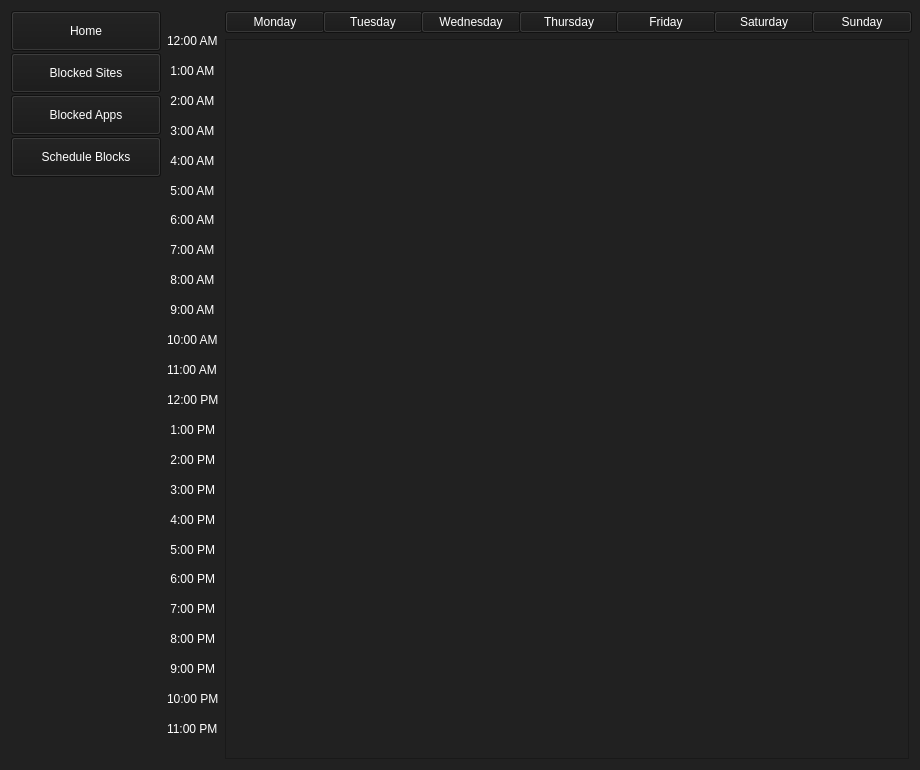
Before: the Qt Designer form ui/scheduleblocks.ui in HowePersonal/DistractionBlocker, drawn with Qt 5.
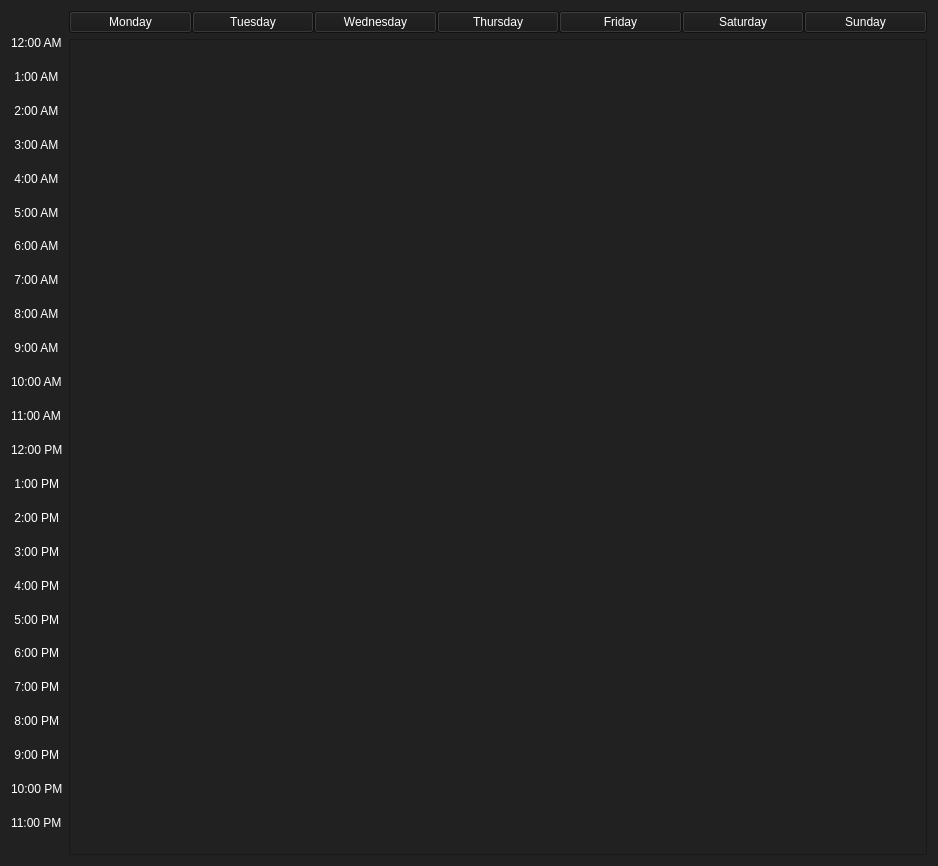
After: the same form once the commit is applied.

What changed in the file:
```diff
--- a/ui/scheduleblocks.ui
+++ b/ui/scheduleblocks.ui
@@ -6,14 +6,14 @@
    <rect>
     <x>0</x>
     <y>0</y>
-    <width>920</width>
-    <height>770</height>
+    <width>938</width>
+    <height>866</height>
    </rect>
   </property>
   <property name="minimumSize">
    <size>
-    <width>920</width>
-    <height>770</height>
+    <width>938</width>
+    <height>866</height>
    </size>
   </property>
   <property name="windowTitle">
@@ -23,122 +23,6 @@
    <string notr="true">background-color: rgb(33,33,33);</string>
   </property>
   <layout class="QHBoxLayout" name="horizontalLayout_2">
-   <item>
-    <layout class="QVBoxLayout" name="verticalLayout">
-     <property name="spacing">
-      <number>2</number>
-     </property>
-     <item>
-      <widget class="QPushButton" name="btn_home">
-       <property name="sizePolicy">
-        <sizepolicy hsizetype="Fixed" vsizetype="Fixed">
-         <horstretch>0</horstretch>
-         <verstretch>0</verstretch>
-        </sizepolicy>
-       </property>
-       <property name="minimumSize">
-        <size>
-         <width>150</width>
-         <height>40</height>
-        </size>
-       </property>
-       <property name="styleSheet">
-        <string notr="true">color: white;
-font: 63 12pt &quot;Cascadia Mono SemiBold&quot;;
-background-color: rgb(24,24,24);</string>
-       </property>
-       <property name="text">
-        <string>Home</string>
-       </property>
-      </widget>
-     </item>
-     <item>
-      <widget class="QPushButton" name="btn_blockedWeb">
-       <property name="sizePolicy">
-        <sizepolicy hsizetype="Fixed" vsizetype="Fixed">
-         <horstretch>0</horstretch>
-         <verstretch>0</verstretch>
-        </sizepolicy>
-       </property>
-       <property name="minimumSize">
-        <size>
-         <width>150</width>
-         <height>40</height>
-        </size>
-       </property>
-       <property name="styleSheet">
-        <string notr="true">color: white;
-font: 63 12pt &quot;Cascadia Mono SemiBold&quot;;
-background-color: rgb(24,24,24);</string>
-       </property>
-       <property name="text">
-        <string>Blocked Sites</string>
-       </property>
-      </widget>
-     </item>
-     <item>
-      <widget class="QPushButton" name="btn_blockedApps">
-       <property name="sizePolicy">
-        <sizepolicy hsizetype="Fixed" vsizetype="Fixed">
-         <horstretch>0</horstretch>
-         <verstretch>0</verstretch>
-        </sizepolicy>
-       </property>
-       <property name="minimumSize">
-        <size>
-         <width>150</width>
-         <height>40</height>
-        </size>
-       </property>
-       <property name="styleSheet">
-        <string notr="true">color: white;
-font: 63 12pt &quot;Cascadia Mono SemiBold&quot;;
-background-color: rgb(24,24,24);</string>
-       </property>
-       <property name="text">
-        <string>Blocked Apps</string>
-       </property>
-      </widget>
-     </item>
-     <item>
-      <widget class="QPushButton" name="btn_scheduleBlocks">
-       <property name="sizePolicy">
-        <sizepolicy hsizetype="Fixed" vsizetype="Fixed">
-         <horstretch>0</horstretch>
-         <verstretch>0</verstretch>
-        </sizepolicy>
-       </property>
-       <property name="minimumSize">
-        <size>
-         <width>150</width>
-         <height>40</height>
-        </size>
-       </property>
-       <property name="styleSheet">
-        <string notr="true">color: white;
-font: 63 12pt &quot;Cascadia Mono SemiBold&quot;;
-background-color: rgb(24,24,24);</string>
-       </property>
-       <property name="text">
-        <string>Schedule Blocks</string>
-       </property>
-      </widget>
-     </item>
-     <item>
-      <spacer name="verticalSpacer">
-       <property name="orientation">
-        <enum>Qt::Vertical</enum>
-       </property>
-       <property name="sizeHint" stdset="0">
-        <size>
-         <width>20</width>
-         <height>40</height>
-        </size>
-       </property>
-      </spacer>
-     </item>
-    </layout>
-   </item>
    <item>
     <layout class="QVBoxLayout" name="verticalLayout_6">
      <property name="spacing">
@@ -567,7 +451,14 @@
       </layout>
      </item>
      <item>
-      <widget class="QTableWidget" name="tableWidget"/>
+      <widget class="QTableWidget" name="tableWidget">
+       <property name="minimumSize">
+        <size>
+         <width>0</width>
+         <height>0</height>
+        </size>
+       </property>
+      </widget>
      </item>
     </layout>
    </item>
```
